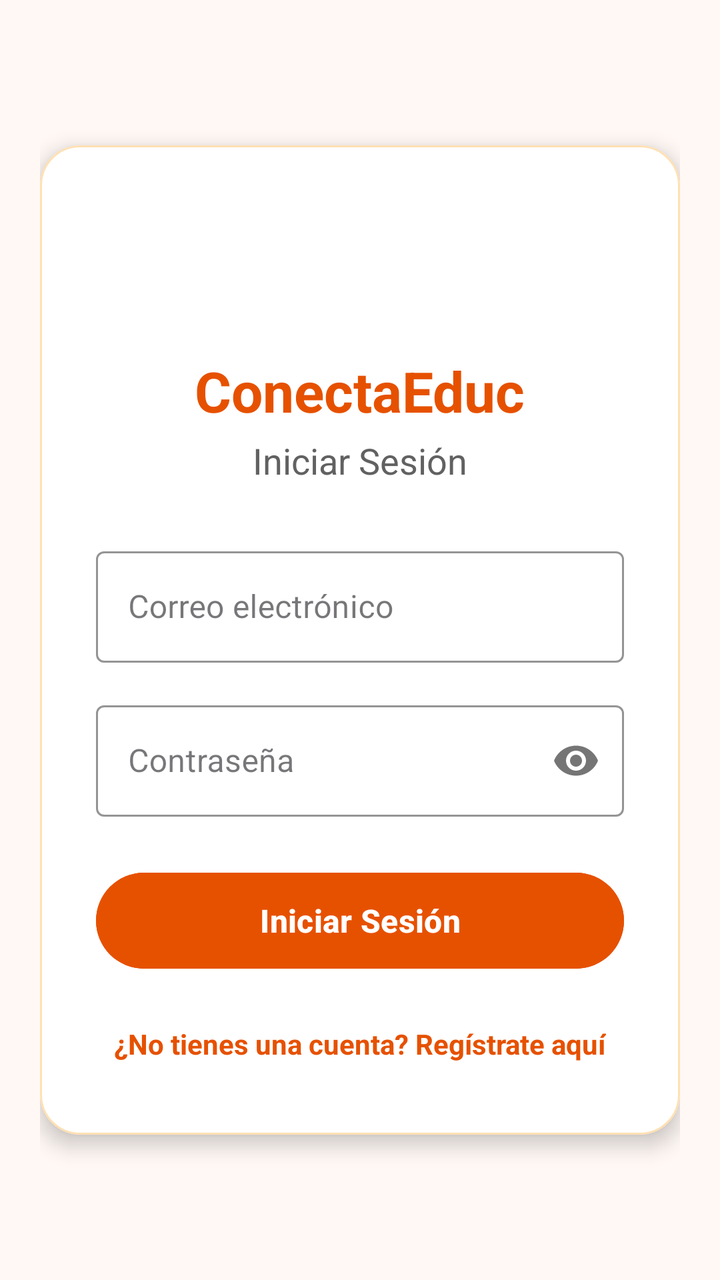
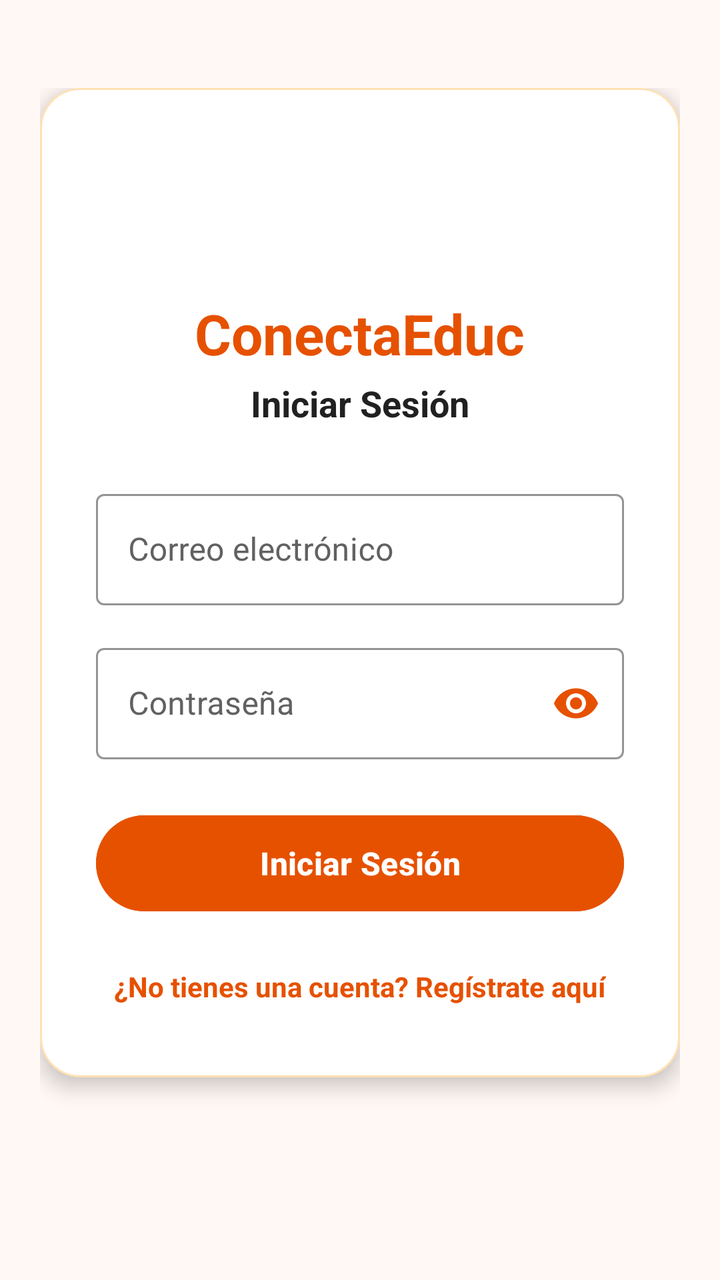

Screens rendered from an Android XML layout before and after an edit, with the pre-edit source and the edit as a unified diff.
<!-- AndroidManifest.xml: application theme Theme.Desafio3DSM -->
<!-- res/layout/activity_login.xml -->
<?xml version="1.0" encoding="utf-8"?>
<ScrollView xmlns:android="http://schemas.android.com/apk/res/android"
    xmlns:app="http://schemas.android.com/apk/res-auto"
    xmlns:tools="http://schemas.android.com/tools"
    android:layout_width="match_parent"
    android:layout_height="match_parent"
    android:fillViewport="true"
    android:background="@color/orange_soft_bg"
    android:padding="20dp"
    tools:context=".view.LoginActivity">

    <LinearLayout
        android:layout_width="match_parent"
        android:layout_height="wrap_content"
        android:gravity="center"
        android:orientation="vertical">

        <com.google.android.material.card.MaterialCardView
            android:layout_width="match_parent"
            android:layout_height="wrap_content"
            app:cardCornerRadius="20dp"
            app:cardElevation="6dp"
            app:strokeWidth="1dp"
            app:strokeColor="@color/orange_soft_container"
            app:cardBackgroundColor="@android:color/white">

            <LinearLayout
                android:layout_width="match_parent"
                android:layout_height="wrap_content"
                android:gravity="center_horizontal"
                android:orientation="vertical"
                android:padding="28dp">

                
                <ImageView
                    android:id="@+id/ivAppLogo"
                    android:layout_width="64dp"
                    android:layout_height="64dp"
                    android:src="@mipmap/ic_launcher_round"
                    android:contentDescription="@string/app_name"
                    android:layout_marginBottom="12dp" />

                
                <TextView
                    android:id="@+id/tvAppTitle"
                    android:layout_width="wrap_content"
                    android:layout_height="wrap_content"
                    android:text="@string/app_name"
                    android:textSize="28sp"
                    android:textStyle="bold"
                    android:textColor="@color/orange_primary"
                    android:layout_marginBottom="4dp" />

                
                <TextView
                    android:id="@+id/tvSubtitle"
                    android:layout_width="wrap_content"
                    android:layout_height="wrap_content"
                    android:text="@string/title_login"
                    android:textSize="18sp"
                    android:textColor="#616161"
                    android:layout_marginBottom="28dp" />

                
                <com.google.android.material.textfield.TextInputLayout
                    android:id="@+id/tilEmail"
                    style="@style/Widget.MaterialComponents.TextInputLayout.OutlinedBox"
                    android:layout_width="match_parent"
                    android:layout_height="wrap_content"
                    android:layout_marginBottom="16dp"
                    android:hint="@string/hint_email"
                    app:boxStrokeColor="@color/orange_primary"
                    app:hintTextColor="@color/orange_primary">

                    <com.google.android.material.textfield.TextInputEditText
                        android:id="@+id/etEmail"
                        android:layout_width="match_parent"
                        android:layout_height="wrap_content"
                        android:inputType="textEmailAddress" />

                </com.google.android.material.textfield.TextInputLayout>

                
                <com.google.android.material.textfield.TextInputLayout
                    android:id="@+id/tilPassword"
                    style="@style/Widget.MaterialComponents.TextInputLayout.OutlinedBox"
                    android:layout_width="match_parent"
                    android:layout_height="wrap_content"
                    android:layout_marginBottom="24dp"
                    android:hint="@string/hint_password"
                    app:boxStrokeColor="@color/orange_primary"
                    app:hintTextColor="@color/orange_primary"
                    app:passwordToggleEnabled="true">

                    <com.google.android.material.textfield.TextInputEditText
                        android:id="@+id/etPassword"
                        android:layout_width="match_parent"
                        android:layout_height="wrap_content"
                        android:inputType="textPassword" />

                </com.google.android.material.textfield.TextInputLayout>

                
                <Button
                    android:id="@+id/btnLogin"
                    android:layout_width="match_parent"
                    android:layout_height="56dp"
                    android:text="@string/btn_login"
                    android:textSize="16sp"
                    android:textStyle="bold"
                    android:backgroundTint="@color/orange_primary"
                    android:layout_marginBottom="16dp" />

                <ProgressBar
                    android:id="@+id/progressBar"
                    android:layout_width="wrap_content"
                    android:layout_height="wrap_content"
                    android:indeterminateTint="@color/orange_primary"
                    android:visibility="gone"
                    android:layout_marginBottom="16dp" />

                
                <TextView
                    android:id="@+id/tvGoToRegister"
                    android:layout_width="wrap_content"
                    android:layout_height="wrap_content"
                    android:text="@string/btn_go_to_register"
                    android:textColor="@color/orange_primary"
                    android:textSize="14sp"
                    android:textStyle="bold"
                    android:padding="8dp"
                    android:clickable="true"
                    android:focusable="true" />

            </LinearLayout>

        </com.google.android.material.card.MaterialCardView>

    </LinearLayout>
</ScrollView>
<!-- resources referenced by this layout -->
<resources>
  <color name="orange_primary">#E65100</color>
  <color name="orange_soft_bg">#FFF8F5</color>
  <color name="orange_soft_container">#FFE0B2</color>
  <!-- mipmap ic_launcher_round (mipmap-anydpi-v26) -->
  <?xml version="1.0" encoding="utf-8"?>
  <adaptive-icon xmlns:android="http://schemas.android.com/apk/res/android">
      <background android:drawable="@color/ic_launcher_background"/>
      <foreground android:drawable="@mipmap/ic_launcher_foreground"/>
      <monochrome android:drawable="@mipmap/ic_launcher_foreground"/>
  </adaptive-icon>
  <string name="app_name">ConectaEduc</string>
  <string name="btn_go_to_register">¿No tienes una cuenta? Regístrate aquí</string>
  <string name="btn_login">Iniciar Sesión</string>
  <string name="hint_email">Correo electrónico</string>
  <string name="hint_password">Contraseña</string>
  <string name="title_login">Iniciar Sesión</string>
  <style name="Theme.Desafio3DSM" parent="Base.Theme.Desafio3DSM" />
  <color name="ic_launcher_background">#0128FF</color>
  <style name="Base.Theme.Desafio3DSM" parent="Theme.Material3.DayNight.NoActionBar">
          <item name="colorPrimary">@color/orange_primary</item>
          <item name="colorPrimaryVariant">@color/orange_primary_dark</item>
          <item name="colorSecondary">@color/orange_secondary</item>
          <item name="android:statusBarColor">@color/orange_primary_dark</item>
      </style>
  <color name="orange_primary_dark">#BF360C</color>
  <color name="orange_secondary">#F57C00</color>
</resources>

<!-- the commit's change to res/layout/activity_login.xml (unified diff, before → after) -->
@@ -12,8 +12,10 @@
     <LinearLayout
         android:layout_width="match_parent"
         android:layout_height="wrap_content"
-        android:gravity="center"
-        android:orientation="vertical">
+        android:gravity="top|center_horizontal"
+        android:orientation="vertical"
+        android:paddingTop="24dp"
+        android:paddingBottom="48dp">
 
         <com.google.android.material.card.MaterialCardView
             android:layout_width="match_parent"
@@ -58,7 +60,8 @@
                     android:layout_height="wrap_content"
                     android:text="@string/title_login"
                     android:textSize="18sp"
-                    android:textColor="#616161"
+                    android:textStyle="bold"
+                    android:textColor="#212121"
                     android:layout_marginBottom="28dp" />
 
                 
@@ -69,6 +72,7 @@
                     android:layout_height="wrap_content"
                     android:layout_marginBottom="16dp"
                     android:hint="@string/hint_email"
+                    android:textColorHint="#616161"
                     app:boxStrokeColor="@color/orange_primary"
                     app:hintTextColor="@color/orange_primary">
 
@@ -76,6 +80,8 @@
                         android:id="@+id/etEmail"
                         android:layout_width="match_parent"
                         android:layout_height="wrap_content"
+                        android:textColor="#212121"
+                        android:textSize="16sp"
                         android:inputType="textEmailAddress" />
 
                 </com.google.android.material.textfield.TextInputLayout>
@@ -88,14 +94,18 @@
                     android:layout_height="wrap_content"
                     android:layout_marginBottom="24dp"
                     android:hint="@string/hint_password"
+                    android:textColorHint="#616161"
                     app:boxStrokeColor="@color/orange_primary"
                     app:hintTextColor="@color/orange_primary"
-                    app:passwordToggleEnabled="true">
+                    app:endIconMode="password_toggle"
+                    app:endIconTint="@color/password_toggle_tint">
 
                     <com.google.android.material.textfield.TextInputEditText
                         android:id="@+id/etPassword"
                         android:layout_width="match_parent"
                         android:layout_height="wrap_content"
+                        android:textColor="#212121"
+                        android:textSize="16sp"
                         android:inputType="textPassword" />
 
                 </com.google.android.material.textfield.TextInputLayout>
@@ -106,6 +116,7 @@
                     android:layout_width="match_parent"
                     android:layout_height="56dp"
                     android:text="@string/btn_login"
+                    android:textColor="@android:color/white"
                     android:textSize="16sp"
                     android:textStyle="bold"
                     android:backgroundTint="@color/orange_primary"
